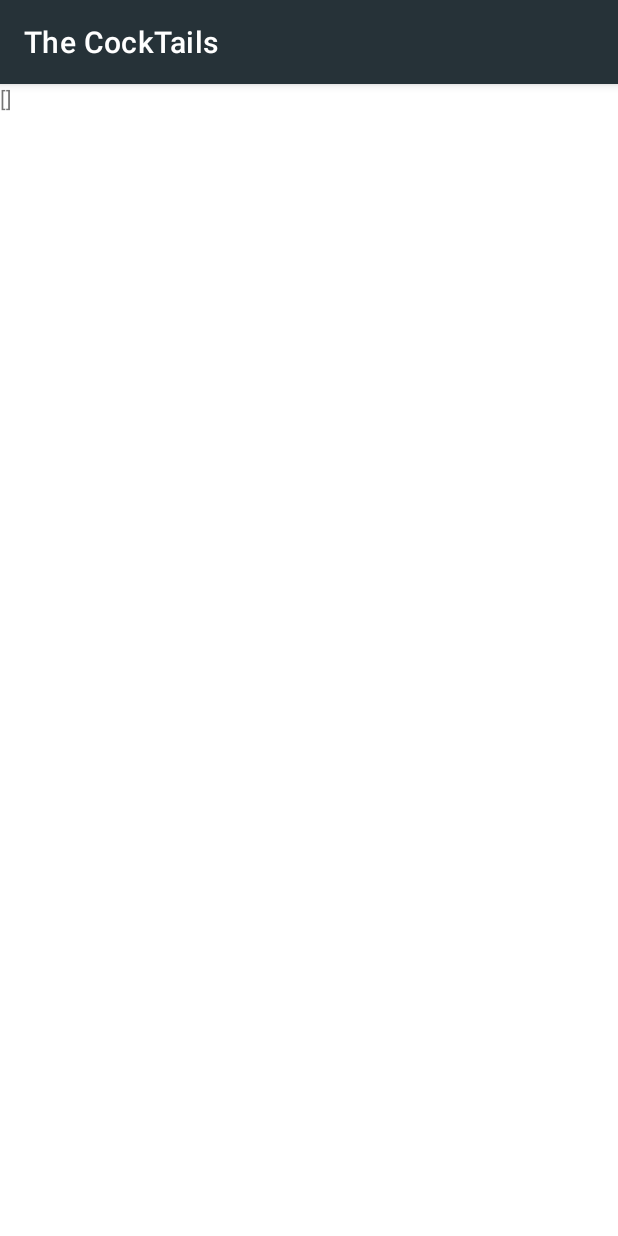
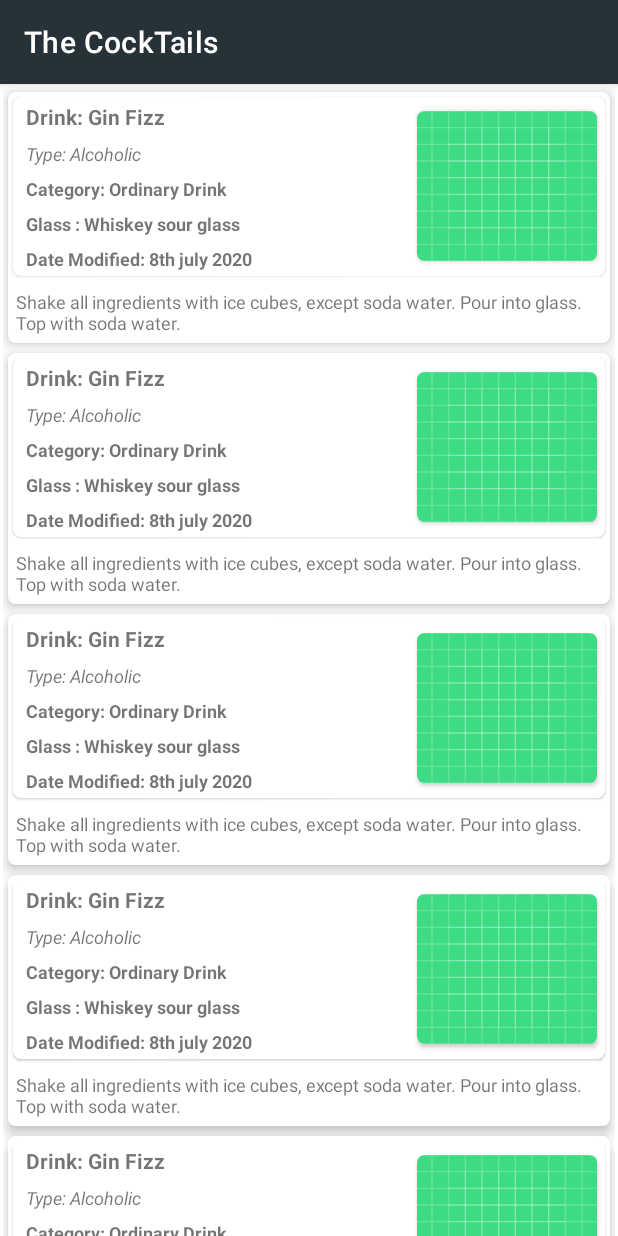
Before and after one commit to MosesWangira/CockTails, an Android app: the screen it shows after launch (DashBoard), on a phone screen of 412 x 824 dp. Run offline under Robolectric (Android 15) with nearby library versions, the phone set to English and light mode, and no system bars; our stand-ins replace Dagger/Hilt's generated code, Room's generated code, Timber, data binding, navigation-ui; libraries missing offline, so code that uses them is left out: androidx.hilt.work; 2 statements that could not run were skipped.

Commit message:
add base adapter and searched cocktail item UI

```diff
--- /dev/null
+++ b/app/src/main/java/com/mosesaltruism/cocktails/core/common/base/BaseAdapter.kt
@@ -0,0 +1,4 @@
+package com.mosesaltruism.cocktails.core.common.base
+
+class BaseAdapter {
+}
--- a/app/src/main/java/com/mosesaltruism/cocktails/data/repository/SearchRepository.kt
+++ b/app/src/main/java/com/mosesaltruism/cocktails/data/repository/SearchRepository.kt
@@ -1,7 +1,6 @@
 package com.mosesaltruism.cocktails.data.repository
 
 import com.mosesaltruism.cocktails.core.common.base.BaseRepository
-import com.mosesaltruism.cocktails.core.common.helper.DataStorePreference
 import com.mosesaltruism.cocktails.core.common.util.DispatcherProvider
 import com.mosesaltruism.cocktails.data.local.search.SearchDao
 import com.mosesaltruism.cocktails.data.remote.SearchApi
--- a/app/src/main/java/com/mosesaltruism/cocktails/presentation/byname/Home.kt
+++ b/app/src/main/java/com/mosesaltruism/cocktails/presentation/byname/Home.kt
@@ -44,7 +44,7 @@ class Home : BaseFragment<HomeBinding>() {
            viewLifecycleOwner.repeatOnLifecycle(Lifecycle.State.STARTED){
                viewModel.getSearchedCockTails.collect {
                    //use recyclerview here to display items
-                   binding.tester.text = it.toString()
+                   //binding.tester.text = it.toString()
                }
            }
        }
@@ -59,7 +59,7 @@ class Home : BaseFragment<HomeBinding>() {
         viewLifecycleOwner.lifecycleScope.launch {
             //automatically restarts the block when the lifecycle is STARTED again
             viewLifecycleOwner.repeatOnLifecycle(Lifecycle.State.STARTED) {
-                // Safely collect from locationFlow when the lifecycle is STARTED
+                // Safely collect from searchCockTailFlow when the lifecycle is STARTED
                 // and stops collection when the lifecycle is STOPPED
                 viewModel.searchList.collect {
                     when (it) {
--- /dev/null
+++ b/app/src/main/res/drawable/elavation_background.xml
@@ -0,0 +1,5 @@
+<shape xmlns:android="http://schemas.android.com/apk/res/android"
+    android:shape="rectangle">
+    <solid android:color="@color/white" />
+    <corners android:radius="5dp"/>
+</shape>
--- a/app/src/main/res/layout/home.xml
+++ b/app/src/main/res/layout/home.xml
@@ -12,11 +12,50 @@
             android:layout_width="match_parent"
             android:layout_height="wrap_content">
 
-            <TextView
-                android:id="@+id/tester"
+            <!--            <TextView-->
+            <!--                android:id="@+id/tester"-->
+            <!--                android:layout_width="match_parent"-->
+            <!--                android:layout_height="match_parent"-->
+            <!--                android:text="@string/app_name" />-->
+
+            <LinearLayout
                 android:layout_width="match_parent"
-                android:layout_height="match_parent"
-                android:text="@string/app_name" />
+                android:layout_height="wrap_content"
+                android:layout_margin="2dp"
+                android:orientation="vertical">
+
+                <include layout="@layout/searched_cocktail_item" />
+
+                <include layout="@layout/searched_cocktail_item" />
+
+                <include layout="@layout/searched_cocktail_item" />
+
+                <include layout="@layout/searched_cocktail_item" />
+
+                <include layout="@layout/searched_cocktail_item" />
+
+                <include layout="@layout/searched_cocktail_item" />
+
+                <include layout="@layout/searched_cocktail_item" />
+
+                <include layout="@layout/searched_cocktail_item" />
+
+                <include layout="@layout/searched_cocktail_item" />
+
+                <include layout="@layout/searched_cocktail_item" />
+
+                <include layout="@layout/searched_cocktail_item" />
+
+                <include layout="@layout/searched_cocktail_item" />
+
+                <include layout="@layout/searched_cocktail_item" />
+
+                <include layout="@layout/searched_cocktail_item" />
+
+                <include layout="@layout/searched_cocktail_item" />
+
+                <include layout="@layout/searched_cocktail_item" />
+            </LinearLayout>
         </ScrollView>
 
     </RelativeLayout>
--- /dev/null
+++ b/app/src/main/res/layout/searched_cocktail_item.xml
@@ -0,0 +1,119 @@
+<?xml version="1.0" encoding="utf-8"?>
+<layout xmlns:android="http://schemas.android.com/apk/res/android"
+    xmlns:app="http://schemas.android.com/apk/res-auto"
+    xmlns:tools="http://schemas.android.com/tools">
+
+
+    <LinearLayout
+        android:layout_width="match_parent"
+        android:layout_height="wrap_content"
+        android:layout_margin="3dp"
+        android:background="@drawable/elavation_background"
+        android:elevation="5dp"
+        android:orientation="vertical"
+        tools:targetApi="lollipop">
+
+        <LinearLayout
+            android:id="@+id/rootLayoutRight"
+            android:layout_width="match_parent"
+            android:layout_height="0dp"
+            android:layout_margin="3dp"
+            android:layout_weight="3"
+            android:background="@drawable/elavation_background"
+            android:clipChildren="false"
+            android:clipToPadding="false"
+            android:elevation="1dp"
+            android:orientation="horizontal">
+
+            <LinearLayout
+                android:layout_width="0dp"
+                android:layout_height="wrap_content"
+                android:layout_weight="2.5"
+                android:layout_gravity="center_vertical"
+                android:orientation="vertical"
+                tools:ignore="NestedWeights">
+
+                <TextView
+                    android:id="@+id/titleRight"
+                    android:layout_width="wrap_content"
+                    android:layout_height="wrap_content"
+                    android:layout_marginStart="5dp"
+                    android:padding="3dp"
+                    android:text="Drink: Gin Fizz"
+                    android:textSize="14sp"
+                    android:textStyle="bold" />
+
+                <TextView
+                    android:id="@+id/publicationDateRight"
+                    android:layout_width="wrap_content"
+                    android:layout_height="wrap_content"
+                    android:layout_marginStart="5dp"
+                    android:padding="3dp"
+                    android:text="Type: Alcoholic"
+                    android:textSize="12sp"
+                    android:textStyle="italic"
+                    tools:ignore="HardcodedText" />
+
+                <TextView
+                    android:id="@+id/presidentRight"
+                    android:layout_width="wrap_content"
+                    android:layout_height="wrap_content"
+                    android:layout_marginStart="5dp"
+                    android:padding="3dp"
+                    android:text="Category: Ordinary Drink"
+                    android:textSize="12sp"
+                    android:textStyle="bold"
+                    tools:ignore="HardcodedText" />
+
+                <TextView
+                    android:id="@+id/placeRights"
+                    android:layout_width="wrap_content"
+                    android:layout_height="wrap_content"
+                    android:layout_marginStart="5dp"
+                    android:padding="3dp"
+                    android:text="Glass : Whiskey sour glass"
+                    android:textSize="12sp"
+                    android:textStyle="bold"
+                    tools:ignore="HardcodedText" />
+
+                <TextView
+                    android:id="@+id/placeRight"
+                    android:layout_width="wrap_content"
+                    android:layout_height="wrap_content"
+                    android:layout_marginStart="5dp"
+                    android:padding="3dp"
+                    android:text="Date Modified: 8th july 2020"
+                    android:textSize="12sp"
+                    android:textStyle="bold"
+                    tools:ignore="HardcodedText" />
+
+
+            </LinearLayout>
+
+            <androidx.cardview.widget.CardView
+                android:layout_width="120dp"
+                android:layout_height="100dp"
+                android:layout_margin="5dp"
+                android:layout_gravity="center_vertical"
+                app:cardCornerRadius="5dp">
+
+                <ImageView
+                    android:layout_width="match_parent"
+                    android:layout_height="match_parent"
+                    android:src="@drawable/ic_launcher_background"
+                    android:scaleType="centerCrop"
+                    />
+
+            </androidx.cardview.widget.CardView>
+
+        </LinearLayout>
+
+        <TextView
+            android:id="@+id/descriptionRight"
+            android:layout_width="match_parent"
+            android:layout_height="wrap_content"
+            android:layout_margin="5dp"
+            android:text="@string/lorem"
+            android:textSize="12sp" />
+    </LinearLayout>
+</layout>
--- a/app/src/main/res/values/strings.xml
+++ b/app/src/main/res/values/strings.xml
@@ -2,4 +2,5 @@
     <string name="app_name">CockTails</string>
     <!-- TODO: Remove or change this placeholder text -->
     <string name="hello_blank_fragment">Hello blank fragment</string>
+    <string name="lorem">Shake all ingredients with ice cubes, except soda water. Pour into glass. Top with soda water.</string>
 </resources>
```
